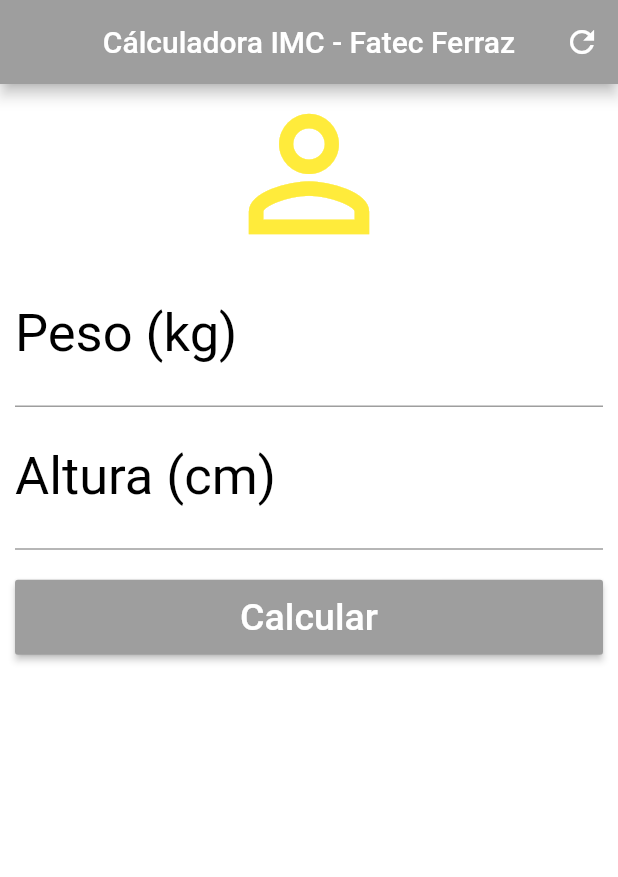
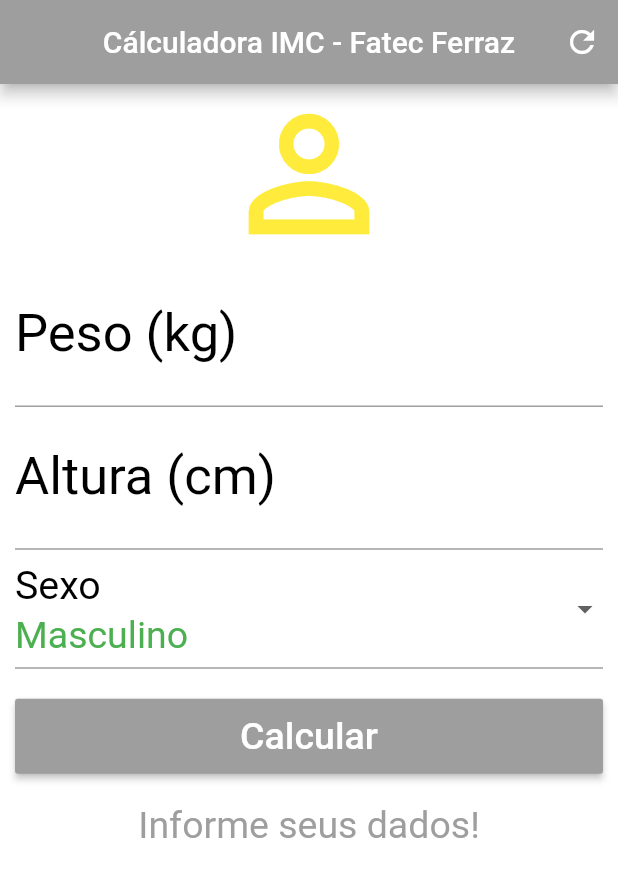
Before and after one commit to DiegoLins10/IMCFlutter, a Flutter app: the screen it shows after launch, on a phone screen of 412 x 824 dp. Shown: the top 877 px of the screen. Run offline on Flutter 3.47's test engine with Material 2 defaults, Android fonts, the phone set to English and light mode, and no system bars.

Commit message:
adicionando drop down

```diff
--- a/lib/main.dart
+++ b/lib/main.dart
@@ -20,7 +20,9 @@ class _HomeState extends State<Home> {
   TextEditingController alturaController = TextEditingController();
   GlobalKey<FormState> _formKey = GlobalKey<FormState>();
 
-  String _infoText = "";
+  String _infoText = "Informe seus dados!";
+  String dropdownvalue = 'Masculino';
+  var items = ['Masculino', 'Feminino'];
   void _limpaCampos() {
     pesoController.text = "";
     alturaController.text = "";
@@ -35,18 +37,30 @@ class _HomeState extends State<Home> {
       double peso = double.parse(pesoController.text);
       double altura = double.parse(alturaController.text) / 100;
       double imc = peso / (altura * altura);
-      if (imc < 18.6) {
-        _infoText = "Abaixo do Peso (${imc.toStringAsPrecision(4)})";
-      } else if (imc >= 18.6 && imc < 24.9) {
-        _infoText = "Peso Ideal (${imc.toStringAsPrecision(4)})";
-      } else if (imc >= 24.9 && imc < 29.9) {
-        _infoText = "Levemente Acima do Peso (${imc.toStringAsPrecision(4)})";
-      } else if (imc >= 29.9 && imc < 34.9) {
-        _infoText = "Obesidade Grau I (${imc.toStringAsPrecision(4)})";
-      } else if (imc >= 34.9 && imc < 39.9) {
-        _infoText = "Obesidade Grau II (${imc.toStringAsPrecision(4)})";
-      } else if (imc >= 40) {
-        _infoText = "Obesidade Grau III (${imc.toStringAsPrecision(4)})";
+      if (dropdownvalue == items[0]) {
+        if (imc < 20.0) {
+          _infoText = "Abaixo do Peso (${imc.toStringAsPrecision(4)})";
+        } else if (imc >= 20.0 && imc < 24.9) {
+          _infoText = "Peso Ideal (${imc.toStringAsPrecision(4)})";
+        } else if (imc >= 25.0 && imc < 29.9) {
+          _infoText = "Levemente Acima do Peso (${imc.toStringAsPrecision(4)})";
+        } else if (imc >= 30.0 && imc < 39.9) {
+          _infoText = "Obesidade moderada (${imc.toStringAsPrecision(4)})";
+        } else if (imc >= 40) {
+          _infoText = "Obesidade morbida (${imc.toStringAsPrecision(4)})";
+        }
+      } else {
+        if (imc < 19.0) {
+          _infoText = "Abaixo do Peso (${imc.toStringAsPrecision(4)})";
+        } else if (imc >= 19.0 && imc < 23.9) {
+          _infoText = "Peso Ideal (${imc.toStringAsPrecision(4)})";
+        } else if (imc >= 24.0 && imc < 28.9) {
+          _infoText = "Levemente Acima do Peso (${imc.toStringAsPrecision(4)})";
+        } else if (imc >= 29.0 && imc < 38.9) {
+          _infoText = "Obesidade moderada (${imc.toStringAsPrecision(4)})";
+        } else if (imc >= 39) {
+          _infoText = "Obesidade morbida (${imc.toStringAsPrecision(4)})";
+        }
       }
     });
   }
@@ -126,6 +140,42 @@ class _HomeState extends State<Home> {
                       }
                     },
                   ),
+                  DropdownButtonFormField<String>(
+                    value: dropdownvalue,
+                    decoration: InputDecoration(
+                        labelText: "Sexo",
+                        labelStyle: TextStyle(color: Colors.black, fontSize: 35)
+                        //hintText: "Masculino",
+                        ),
+                    style: TextStyle(
+                      color: Colors.green,
+                      fontSize: 25,
+                    ),
+                    items: items
+                        .map((sexo) =>
+                            DropdownMenuItem(value: sexo, child: Text("$sexo")))
+                        .toList(),
+                    onChanged: (var newValue) {
+                      setState(() {
+                        dropdownvalue = newValue!;
+                      });
+                    },
+                  ),
+
+                  /*  DropdownButton<String>(
+                    value: dropdownvalue,
+                    items: items.map((String dropDownStringItem) {
+                      return DropdownMenuItem<String>(
+                        value: dropDownStringItem,
+                        child: Text(dropDownStringItem),
+                      );
+                    }).toList(),
+                    onChanged: (var newValue) {
+                      setState(() {
+                        dropdownvalue = newValue!;
+                      });
+                    },
+                  ),*/
                   Padding(
                     padding: EdgeInsets.only(
                       top: 20,
```
